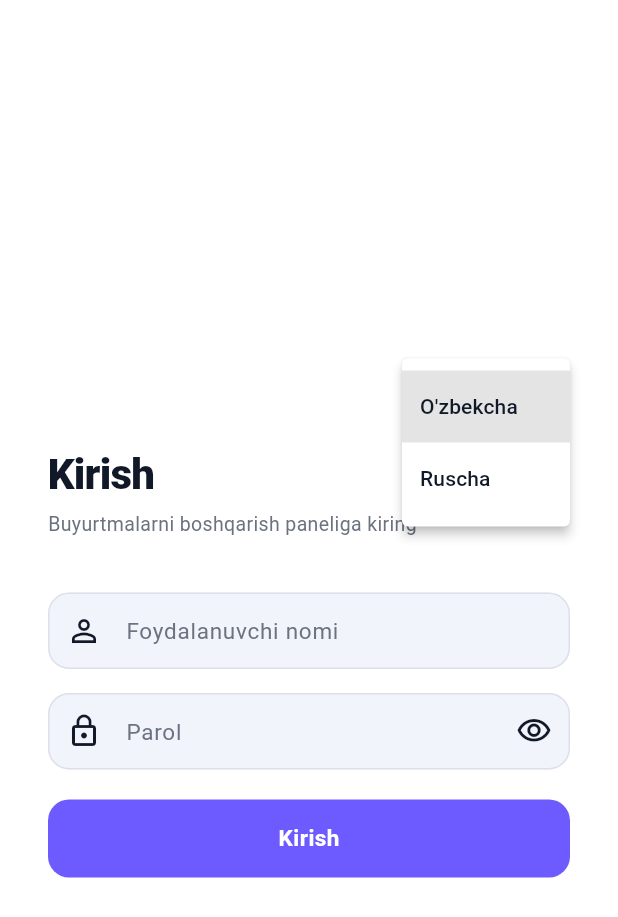
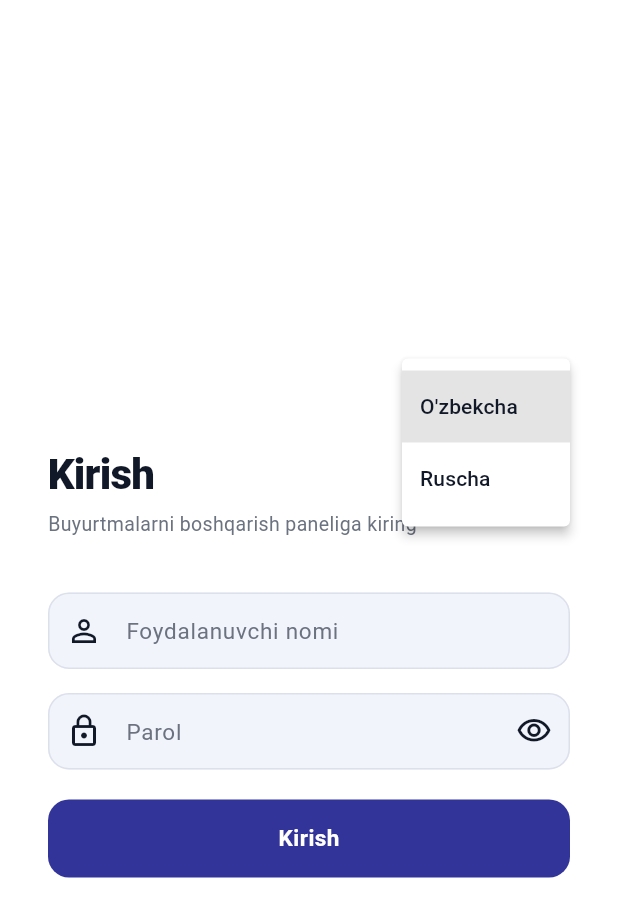
Before and after one commit to abrorbek06/korzinka-mobile, a Flutter app: the screen it shows after launch, after a tap on "UZ", on a phone screen of 412 x 824 dp. Shown: the top 917 px of the screen. Run offline on Flutter 3.47's test engine with Material 3 defaults, Android fonts, the phone set to English and light mode, and no system bars; our stand-ins replace firebase_core, firebase_messaging, flutter_local_notifications, flutter_svg, shared_preferences, socket_io_client; accounts and stored records are empty.

Commit message:
some changes

```diff
--- a/lib/main.dart
+++ b/lib/main.dart
@@ -22,9 +22,8 @@ Future<void> main() async {
   WidgetsFlutterBinding.ensureInitialized();
 
   // Initialize notification service (Firebase Messaging + local notifications)
-  try {
-    await NotificationService.initialize();
-  } catch (_) {}
+  // Do not block app startup on iOS/device initialization failures.
+  NotificationService.initialize().catchError((_) {});
 
   SystemChrome.setSystemUIOverlayStyle(
     const SystemUiOverlayStyle(
@@ -253,43 +252,31 @@ class _SplashScreen extends StatelessWidget {
   @override
   Widget build(BuildContext context) {
     return Scaffold(
-      backgroundColor: AppTheme.background,
+      backgroundColor: AppTheme.primary,
       body: Center(
         child: Column(
           mainAxisSize: MainAxisSize.min,
           children: [
             Container(
-              width: 64,
-              height: 64,
+              width: 80,
+              height: 80,
               decoration: BoxDecoration(
                 color: AppTheme.primary,
                 borderRadius: BorderRadius.circular(16),
               ),
               child: SvgPicture.asset(
-                'assets/icons/splash.svg',
-                width: 34,
-                height: 34,
+                'assets/images/logo.svg'
               ),
             ),
-            const SizedBox(height: 20),
-            Text(
-              'KANBAN',
-              style: TextStyle(
-                color: AppTheme.primary,
-                fontSize: 22,
-                fontWeight: FontWeight.w900,
-                letterSpacing: 5,
-              ),
-            ),
-            const SizedBox(height: 32),
-            const SizedBox(
-              width: 24,
-              height: 24,
-              child: CircularProgressIndicator(
-                strokeWidth: 2.5,
-                color: AppTheme.primary,
-              ),
-            ),
+            // const SizedBox(height: 32),
+            // const SizedBox(
+            //   width: 24,
+            //   height: 24,
+            //   child: CircularProgressIndicator(
+            //     strokeWidth: 2.5,
+            //     color: AppTheme.primary,
+            //   ),
+            // ),
           ],
         ),
       ),
--- a/lib/theme/app_theme.dart
+++ b/lib/theme/app_theme.dart
@@ -40,7 +40,7 @@ class AppTheme {
   static const Color _background = Color(0xFFFFFFFF);
   static const Color _surface = Color(0xFFFFFFFF);
   static const Color _surfaceVariant = Color(0xFFF2F4FB);
-  static const Color _primary = Color(0xFF6D5BFF);
+  static const Color _primary = Color(0xFF323499);
   static const Color _secondary = Color(0xFF9CA3AF);
   static const Color _onPrimary = Color(0xFFFFFFFF);
   static const Color _onSurface = Color(0xFF111827);
--- a/pubspec.yaml
+++ b/pubspec.yaml
@@ -77,6 +77,7 @@ flutter:
   # To add assets to your application, add an assets section, like this:
   assets:
     - assets/icons/
+    - assets/images/
   #   - images/a_dot_ham.jpeg
 
   # An image asset can refer to one or more resolution-specific "variants", see
```
Also changed, not shown: lib/screens/kanban_screen.dart (+9 -9 lines), lib/screens/login_screen.dart (+8 -27 lines), assets/images/kanban.svg (added), assets/images/logo.svg (added).
